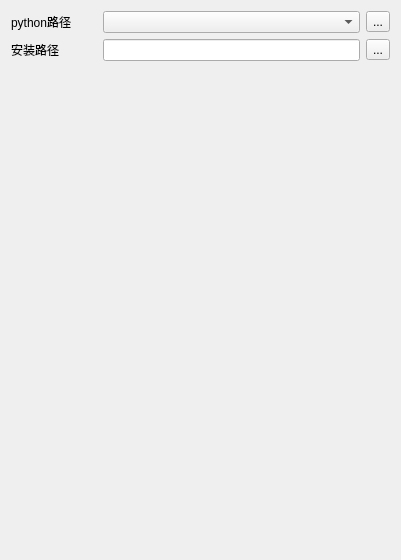
Above: app/ui/setting.ui from ctpbee/bee_box before the change. Below: the same form after it.
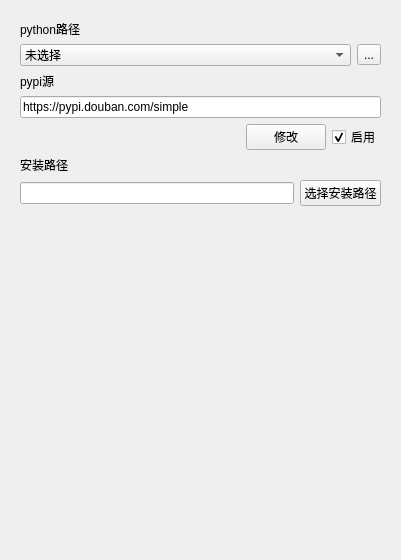
That is the form after the change.

The edit to the form file:
```diff
--- a/app/ui/setting.ui
+++ b/app/ui/setting.ui
@@ -15,7 +15,25 @@
   </property>
   <layout class="QVBoxLayout" name="verticalLayout">
    <item>
-    <layout class="QHBoxLayout" name="horizontalLayout" stretch="2,6,1">
+    <widget class="QScrollArea" name="scrollArea">
+     <property name="frameShape">
+      <enum>QFrame::NoFrame</enum>
+     </property>
+     <property name="widgetResizable">
+      <bool>true</bool>
+     </property>
+     <widget class="QWidget" name="scrollAreaWidgetContents">
+      <property name="geometry">
+       <rect>
+        <x>0</x>
+        <y>0</y>
+        <width>379</width>
+        <height>538</height>
+       </rect>
+      </property>
+      <layout class="QVBoxLayout" name="verticalLayout_2">
+       <item>
+        <layout class="QHBoxLayout" name="horizontalLayout_8">
      <item>
       <widget class="QLabel" name="label">
        <property name="text">
@@ -24,7 +42,24 @@
       </widget>
      </item>
      <item>
-      <widget class="QComboBox" name="py_path_box"/>
+          <widget class="QLabel" name="py_path_tip">
+           <property name="text">
+            <string/>
+           </property>
+          </widget>
+         </item>
+        </layout>
+       </item>
+       <item>
+        <layout class="QHBoxLayout" name="horizontalLayout_9">
+         <item>
+          <widget class="QComboBox" name="py_path_box">
+           <item>
+            <property name="text">
+             <string>未选择</string>
+            </property>
+           </item>
+          </widget>
      </item>
      <item>
       <widget class="QToolButton" name="py_path_btn">
@@ -36,7 +71,66 @@
     </layout>
    </item>
    <item>
-    <layout class="QHBoxLayout" name="horizontalLayout_2" stretch="2,6,1">
+        <layout class="QHBoxLayout" name="horizontalLayout_10">
+         <item>
+          <widget class="QLabel" name="label_4">
+           <property name="text">
+            <string>pypi源</string>
+           </property>
+          </widget>
+         </item>
+         <item>
+          <widget class="QLabel" name="pypi_tip">
+           <property name="text">
+            <string/>
+           </property>
+          </widget>
+         </item>
+        </layout>
+       </item>
+       <item>
+        <widget class="QLineEdit" name="pypi_source">
+         <property name="text">
+          <string>https://pypi.douban.com/simple</string>
+         </property>
+        </widget>
+       </item>
+       <item>
+        <layout class="QHBoxLayout" name="horizontalLayout_11">
+         <item>
+          <spacer name="horizontalSpacer">
+           <property name="orientation">
+            <enum>Qt::Horizontal</enum>
+           </property>
+           <property name="sizeHint" stdset="0">
+            <size>
+             <width>40</width>
+             <height>20</height>
+            </size>
+           </property>
+          </spacer>
+         </item>
+         <item>
+          <widget class="QPushButton" name="change_pypi_btn">
+           <property name="text">
+            <string>修改</string>
+           </property>
+          </widget>
+         </item>
+         <item>
+          <widget class="QCheckBox" name="pypi_checkBox">
+           <property name="text">
+            <string>启用</string>
+           </property>
+           <property name="checked">
+            <bool>true</bool>
+           </property>
+          </widget>
+         </item>
+        </layout>
+       </item>
+       <item>
+        <layout class="QHBoxLayout" name="horizontalLayout_12">
      <item>
       <widget class="QLabel" name="label_2">
        <property name="text">
@@ -45,12 +139,27 @@
       </widget>
      </item>
      <item>
-      <widget class="QLineEdit" name="install_path"/>
-     </item>
+          <widget class="QLabel" name="install_tip">
+           <property name="text">
+            <string/>
+           </property>
+          </widget>
+         </item>
+        </layout>
+       </item>
      <item>
-      <widget class="QToolButton" name="install_btn">
+        <layout class="QHBoxLayout" name="horizontalLayout_13">
+         <item>
+          <widget class="QLineEdit" name="install_path">
+           <property name="readOnly">
+            <bool>true</bool>
+           </property>
+          </widget>
+         </item>
+         <item>
+          <widget class="QPushButton" name="install_btn">
        <property name="text">
-        <string>...</string>
+            <string>选择安装路径</string>
        </property>
       </widget>
      </item>
@@ -68,6 +177,10 @@
       </size>
      </property>
     </spacer>
+       </item>
+      </layout>
+     </widget>
+    </widget>
    </item>
   </layout>
  </widget>
```
Left out of the diff: 2 changed lines with no effect on the pictures. Lines whose indentation alone changed are shown as unchanged.
